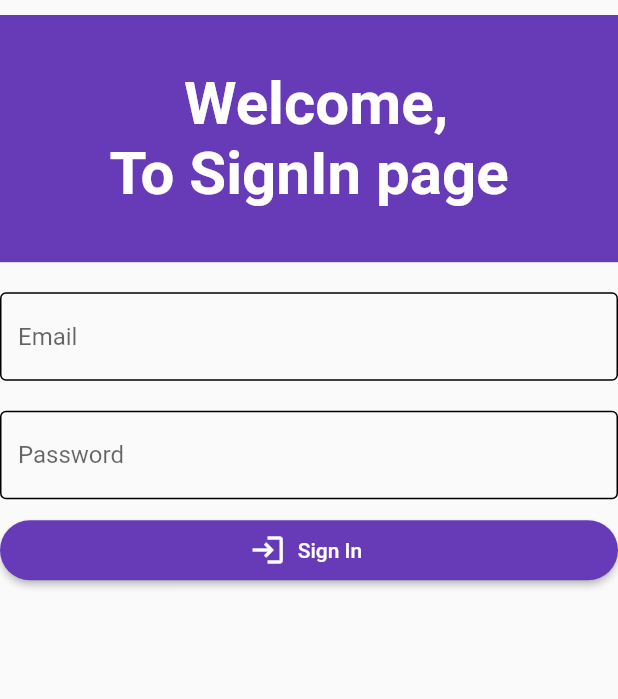
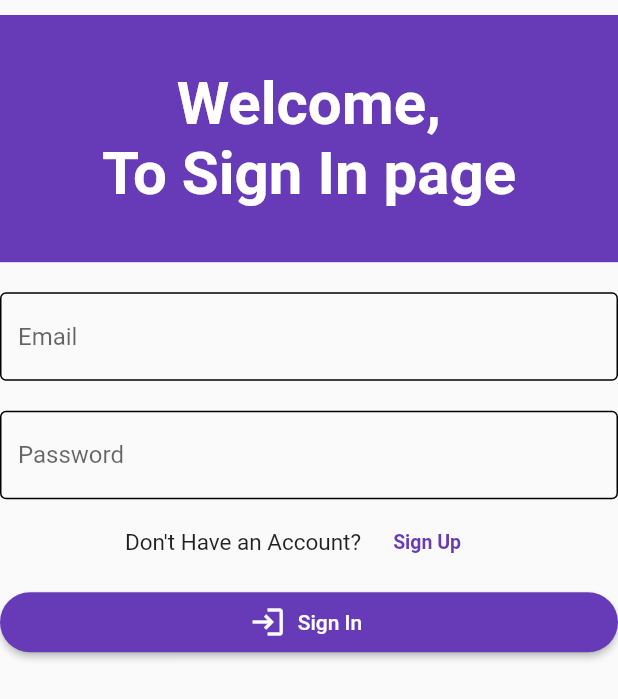
Before and after one commit to Praanim/Todo-App, a Flutter app: the screen it shows after launch, on a phone screen of 412 x 824 dp. Shown: the top 699 px of the screen. Run offline on Flutter 3.47's test engine with Material 2 defaults, Android fonts, the phone set to English and light mode, and no system bars; our stand-ins replace cloud_firestore, firebase_auth, firebase_core, firebase_storage, flutter_riverpod, fpdart and 1 more; accounts and stored records are empty.

Commit message:
some neccessary changes have been done

```diff
--- a/lib/features/auth/screens/signInScreen.dart
+++ b/lib/features/auth/screens/signInScreen.dart
@@ -1,12 +1,17 @@
 import 'package:flutter/material.dart';
 import 'package:flutter_riverpod/flutter_riverpod.dart';
+
 import 'package:hamro_app/constants/global_variables.dart';
 import 'package:hamro_app/features/auth/controller/authController.dart';
 import 'package:hamro_app/features/auth/screens/widgets/signInButton.dart';
 import 'package:hamro_app/shared/customtextfield.dart';
 
 class SignInScreen extends ConsumerStatefulWidget {
-  const SignInScreen({Key? key}) : super(key: key);
+  final VoidCallback toggleView;
+  const SignInScreen({
+    Key? key,
+    required this.toggleView,
+  }) : super(key: key);
 
   @override
   ConsumerState<ConsumerStatefulWidget> createState() => _SignInScreenState();
@@ -33,7 +38,7 @@ class _SignInScreenState extends ConsumerState<SignInScreen> {
             color: Colors.deepPurple,
             child: Align(
               child: Text(
-                "     Welcome,\n\To SignIn page",
+                "     Welcome,\n\To Sign In page",
                 style: TextStyle(
                     color: Colors.white,
                     fontWeight: FontWeight.bold,
@@ -56,7 +61,31 @@ class _SignInScreenState extends ConsumerState<SignInScreen> {
                 CustomTextField(
                     controller: _passwordController, hintText: "Password"),
                 SizedBox(
-                  height: 10,
+                  height: 5,
+                ),
+                Row(
+                  mainAxisAlignment: MainAxisAlignment.center,
+                  children: [
+                    Text(
+                      "Don't Have an Account?",
+                      style: TextStyle(
+                        fontSize: 15,
+                      ),
+                    ),
+                    MaterialButton(
+                      onPressed: () => widget.toggleView(),
+                      child: Text(
+                        "Sign Up",
+                        style: TextStyle(
+                            fontWeight: FontWeight.bold,
+                            fontSize: 13,
+                            color: Colors.deepPurple),
+                      ),
+                    ),
+                  ],
+                ),
+                SizedBox(
+                  height: 5,
                 ),
                 ElevatedButton.icon(
                     style: ElevatedButton.styleFrom(
--- /dev/null
+++ b/lib/features/auth/screens/wrapper.dart
@@ -0,0 +1,31 @@
+import 'package:flutter/src/foundation/key.dart';
+import 'package:flutter/src/widgets/framework.dart';
+import 'package:flutter/src/widgets/placeholder.dart';
+import 'package:hamro_app/features/auth/screens/signInScreen.dart';
+import 'package:hamro_app/features/auth/screens/signUpScreen.dart';
+
+class Wrapper extends StatefulWidget {
+  const Wrapper({Key? key}) : super(key: key);
+
+  @override
+  State<Wrapper> createState() => _WrapperState();
+}
+
+class _WrapperState extends State<Wrapper> {
+  bool isSignIn = true;
+  void toggleView() {
+    setState(() {
+      isSignIn = !isSignIn;
+      print(isSignIn);
+    });
+  }
+
+  @override
+  Widget build(BuildContext context) {
+    return isSignIn
+        ? SignInScreen(
+            toggleView: toggleView,
+          )
+        : SignUpScreen(toggleView: toggleView);
+  }
+}
--- a/lib/main.dart
+++ b/lib/main.dart
@@ -7,6 +7,7 @@ import 'package:hamro_app/common/loader.dart';
 import 'package:hamro_app/constants/global_variables.dart';
 import 'package:hamro_app/features/auth/controller/authController.dart';
 import 'package:hamro_app/features/auth/screens/signUpScreen.dart';
+import 'package:hamro_app/features/auth/screens/wrapper.dart';
 import 'package:hamro_app/model/user_model.dart';
 import 'package:hamro_app/screens/home.dart';
 
@@ -58,7 +59,7 @@ class _MyAppState extends ConsumerState<MyApp> {
                       },
                       future: getUserData(ref, user),
                     )
-                  : SignInScreen(),
+                  : Wrapper(),
             );
           },
           error: (error, stackTrace) => ErrorText(error: error.toString()),
```
Also changed, not shown: lib/features/auth/screens/signUpScreen.dart (+29 -1 lines), lib/router.dart (deleted, +0 -15 lines).
